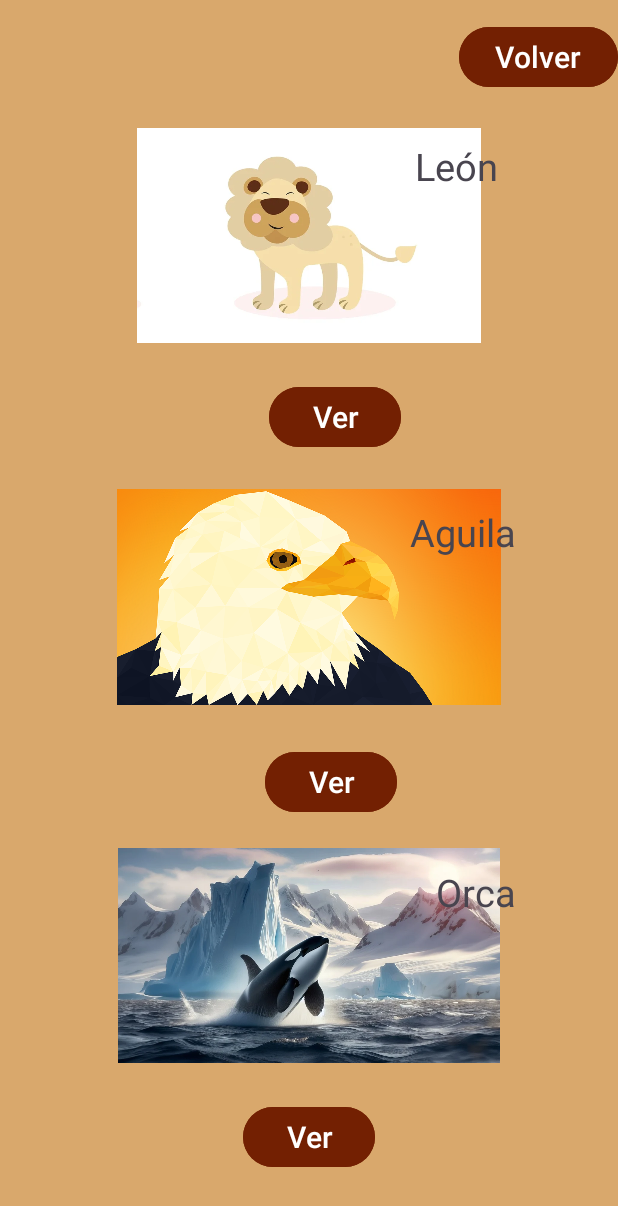
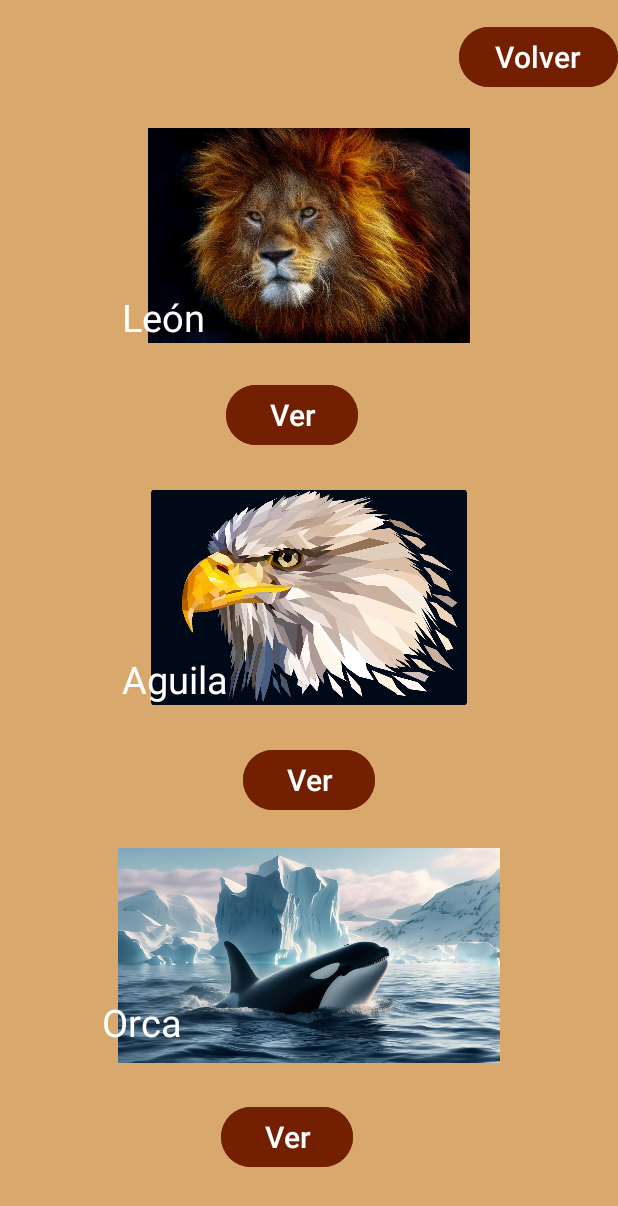
Before and after one commit to SebasOM/Momento1Movi2, an Android app: the Depredadores screen opened directly, with no data from a screen before it, on a phone screen of 412 x 824 dp. Shown: the top 1206 px of the screen. Run offline under Robolectric (Android 15) with nearby library versions, the phone set to English and light mode, and no system bars; Roboto replaces fonts that are not available here.

Commit message:
se actualiza todo

```diff
--- a/app/src/main/res/layout/activity_depredadores.xml
+++ b/app/src/main/res/layout/activity_depredadores.xml
@@ -13,13 +13,13 @@
         android:id="@+id/verLeon"
         android:layout_width="wrap_content"
         android:layout_height="wrap_content"
-        android:layout_marginEnd="6dp"
-        android:layout_marginBottom="24dp"
+        android:layout_marginStart="14dp"
+        android:layout_marginTop="24dp"
         android:backgroundTint="#732002"
         android:text="Ver"
         android:textSize="20dp"
-        app:layout_constraintBottom_toTopOf="@+id/imageView4"
-        app:layout_constraintEnd_toStartOf="@+id/AguilaNombre" />
+        app:layout_constraintStart_toEndOf="@+id/LeonNombre"
+        app:layout_constraintTop_toBottomOf="@+id/imageView" />
 
     <ImageView
         android:id="@+id/imageView"
@@ -27,7 +27,7 @@
         android:layout_height="0dp"
         android:layout_marginStart="68dp"
         android:layout_marginEnd="68dp"
-        android:layout_marginBottom="97dp"
+        android:layout_marginBottom="98dp"
         android:src="@drawable/leon"
         app:layout_constraintBottom_toTopOf="@+id/imageView4"
         app:layout_constraintEnd_toEndOf="parent"
@@ -38,13 +38,13 @@
         android:id="@+id/LeonNombre"
         android:layout_width="wrap_content"
         android:layout_height="wrap_content"
-        android:layout_marginTop="8dp"
-        android:layout_marginEnd="12dp"
+        android:layout_marginStart="13dp"
         android:fontFamily="@font/aclonica"
         android:text="León"
+        android:textColor="@color/white"
         android:textSize="25dp"
-        app:layout_constraintEnd_toEndOf="@+id/imageView"
-        app:layout_constraintTop_toTopOf="@+id/imageView" />
+        app:layout_constraintBottom_toBottomOf="@+id/imageView"
+        app:layout_constraintStart_toStartOf="@+id/imageView" />
 
     <ImageView
         android:id="@+id/imageView4"
@@ -63,35 +63,36 @@
         android:id="@+id/AguilaNombre"
         android:layout_width="wrap_content"
         android:layout_height="wrap_content"
-        android:layout_marginTop="11dp"
+        android:layout_marginStart="13dp"
         android:fontFamily="@font/aclonica"
         android:text="Aguila"
+        android:textColor="@color/white"
         android:textSize="25dp"
-        app:layout_constraintEnd_toEndOf="@+id/imageView4"
-        app:layout_constraintTop_toTopOf="@+id/imageView4" />
+        app:layout_constraintBottom_toBottomOf="@+id/imageView4"
+        app:layout_constraintStart_toStartOf="@+id/imageView4" />
 
     <Button
         android:id="@+id/button"
         android:layout_width="wrap_content"
         android:layout_height="wrap_content"
-        android:layout_marginEnd="26dp"
-        android:layout_marginBottom="20dp"
+        android:layout_marginBottom="21dp"
         android:backgroundTint="#732002"
         android:text="Ver"
         android:textSize="20dp"
         app:layout_constraintBottom_toTopOf="@+id/imageView7"
-        app:layout_constraintEnd_toStartOf="@+id/textView5" />
+        app:layout_constraintEnd_toEndOf="parent"
+        app:layout_constraintStart_toStartOf="parent" />
 
     <Button
         android:id="@+id/button2"
         android:layout_width="wrap_content"
         android:layout_height="wrap_content"
+        android:layout_marginStart="26dp"
         android:layout_marginTop="25dp"
         android:backgroundTint="#732002"
         android:text="Ver"
         android:textSize="20dp"
-        app:layout_constraintEnd_toEndOf="parent"
-        app:layout_constraintStart_toStartOf="parent"
+        app:layout_constraintStart_toEndOf="@+id/textView5"
         app:layout_constraintTop_toBottomOf="@+id/imageView7" />
 
     <ImageView
@@ -111,12 +112,13 @@
         android:id="@+id/textView5"
         android:layout_width="wrap_content"
         android:layout_height="wrap_content"
-        android:layout_marginTop="12dp"
+        android:layout_marginBottom="10dp"
         android:fontFamily="@font/aclonica"
         android:text="Orca"
+        android:textColor="@color/white"
         android:textSize="25dp"
-        app:layout_constraintEnd_toEndOf="@+id/imageView7"
-        app:layout_constraintTop_toTopOf="@+id/imageView7" />
+        app:layout_constraintBottom_toBottomOf="@+id/imageView7"
+        app:layout_constraintStart_toStartOf="@+id/imageView7" />
 
     <Button
         android:id="@+id/button3"
```
Also changed, not shown: app/src/main/res/drawable/aguila.webp, app/src/main/res/drawable/leon.webp, app/src/main/res/drawable/orca.jpg (added), app/src/main/res/drawable/orca.webp (deleted).
